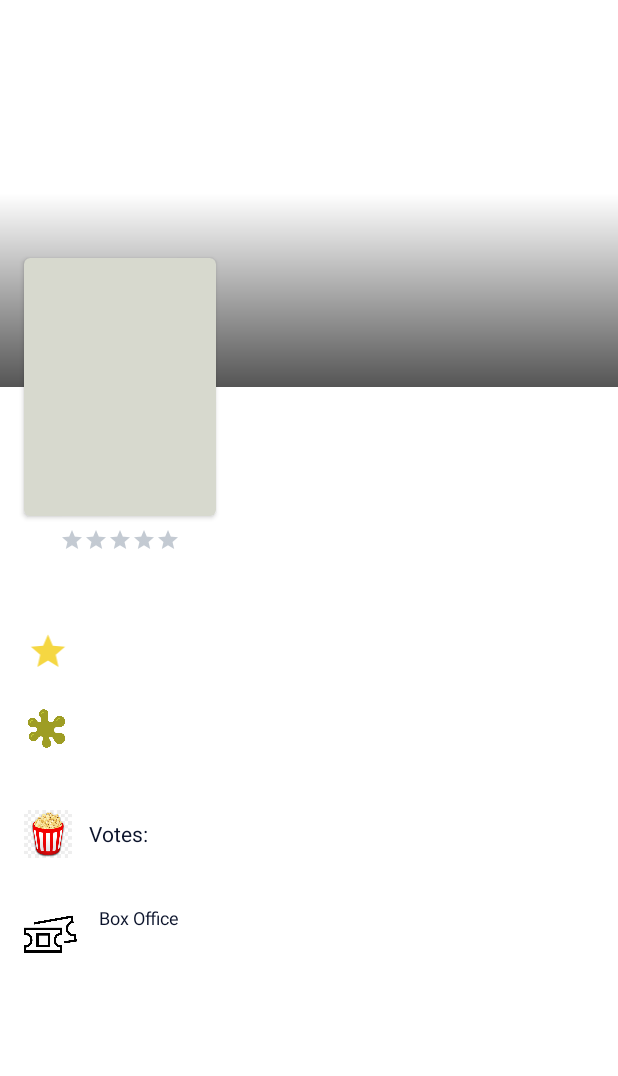
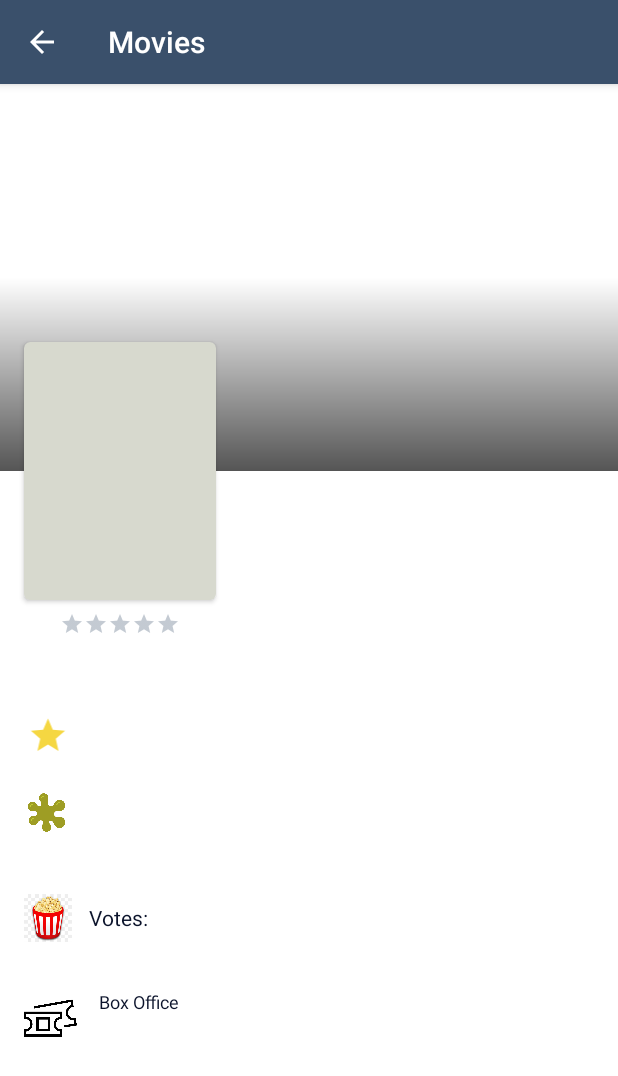
Before and after one commit to BrunaDanielle/filmesMVP-complete, an Android app: the FilmeDetalhesActivity screen opened directly, with no data from a screen before it, on a phone screen of 412 x 824 dp. Shown: the top 1076 px of the screen. Run offline under Robolectric (Android 15) with nearby library versions, the phone set to English and light mode, and no system bars; our stand-ins replace Picasso; pictures from the network do not load; 1 statement that could not run was skipped.

Commit message:
Utilizando OkHttp no lugar do Retrofit, adição da actionBar para voltar

```diff
--- a/app/build.gradle
+++ b/app/build.gradle
@@ -30,6 +30,8 @@ dependencies {
     implementation 'com.google.code.gson:gson:2.8.6'
     implementation 'com.squareup.retrofit2:converter-gson:2.3.0'
     implementation 'com.squareup.picasso:picasso:2.5.2'
+    implementation("com.squareup.okhttp3:okhttp:4.2.1")
+    implementation 'com.google.code.gson:gson:2.8.6'
 
     implementation 'androidx.legacy:legacy-support-v4:1.0.0'
     testImplementation 'junit:junit:4.12'
--- a/app/src/main/AndroidManifest.xml
+++ b/app/src/main/AndroidManifest.xml
@@ -11,7 +11,8 @@
         android:roundIcon="@drawable/icone_app"
         android:supportsRtl="true"
         android:theme="@style/AppTheme">
-        <activity android:name=".filmesmvp.filmes.FilmeDetalhesActivity"></activity>
+        <activity android:name=".filmesmvp.filmes.FilmeDetalhesActivity"
+            android:theme = "@style/AppTheme2"></activity>
         <activity android:name=".filmesmvp.filmes.MainActivity">
             <intent-filter>
                 <action android:name="android.intent.action.MAIN" />
--- a/app/src/main/java/com/example/filmesmvp/filmesmvp/data/FilmeServiceAPI.java
+++ b/app/src/main/java/com/example/filmesmvp/filmesmvp/data/FilmeServiceAPI.java
@@ -3,6 +3,8 @@ package com.example.filmesmvp.filmesmvp.data;
 
 import com.example.filmesmvp.filmesmvp.data.model.FilmeResultadoBusca;
 import com.example.filmesmvp.filmesmvp.filmeDetalhes.model.FilmeDetalhes;
+
+import java.io.IOException;
 
 public interface FilmeServiceAPI {
 
@@ -11,8 +13,6 @@ public interface FilmeServiceAPI {
         void onLoaded(T filmes);
     }
 
-    //void getFilmes(FilmeServiceCallBack<FilmeResultadoBusca> callBack);
-
     void getFilme(String filmeId, FilmeServiceCallBack<FilmeDetalhes> callback);
 
     void getFilmePesquisa(String nomeFilme, FilmeServiceCallBack<FilmeResultadoBusca> callback);
--- a/app/src/main/java/com/example/filmesmvp/filmesmvp/filmes/FilmeDetalhesActivity.java
+++ b/app/src/main/java/com/example/filmesmvp/filmesmvp/filmes/FilmeDetalhesActivity.java
@@ -1,5 +1,8 @@
 package com.example.filmesmvp.filmesmvp.filmes;
 
+import androidx.annotation.NonNull;
+import androidx.annotation.Nullable;
+import androidx.appcompat.app.ActionBar;
 import androidx.appcompat.app.AppCompatActivity;
 import androidx.core.content.ContextCompat;
 
@@ -7,10 +10,12 @@ import android.content.Intent;
 import android.graphics.PorterDuff;
 import android.graphics.drawable.LayerDrawable;
 import android.os.Bundle;
+import android.view.MenuItem;
 import android.widget.ImageView;
 
 import android.widget.RatingBar;
 import android.widget.TextView;
+import android.widget.Toolbar;
 
 import com.example.filmesmvp.R;
 import com.squareup.picasso.Picasso;
@@ -29,6 +34,7 @@ public class FilmeDetalhesActivity extends AppCompatActivity {
     private TextView boxOffice;
     private TextView votes;
     private RatingBar rating;
+    private ActionBar ab;
 
     @Override
     protected void onCreate(Bundle savedInstanceState) {
@@ -48,6 +54,11 @@ public class FilmeDetalhesActivity extends AppCompatActivity {
         releaseDate = findViewById(R.id.movie_release_date);
         overview = findViewById(R.id.movie_overview);
 
+        ab = getSupportActionBar();
+        ab.setDisplayHomeAsUpEnabled(true);
+        ab.setHomeButtonEnabled(true);
+        //ab.setTitle(findViewById(R.id.filme_titulo).toString());
+
         Intent i = getIntent();
         Bundle extras = i.getExtras();
 
@@ -56,6 +67,15 @@ public class FilmeDetalhesActivity extends AppCompatActivity {
         } else {
             finish();
         }
+    }
+
+    @Override
+    public boolean onOptionsItemSelected(@NonNull MenuItem item) {
+        switch (item.getItemId()){
+            case android.R.id.home:
+            onBackPressed();
+        }
+        return super.onOptionsItemSelected(item);
     }
 
     private void populateDetails(Bundle extras) {
@@ -72,7 +92,10 @@ public class FilmeDetalhesActivity extends AppCompatActivity {
 
         releaseDate.setText(extras.getString("DateRelease"));
         overview.setText(extras.getString("Overview"));
+
         title.setText(extras.getString("Title"));
+        ab.setTitle(extras.getString("Title"));
+
         awards.setText(extras.getString("Awards"));
         source.setText(extras.getString("Source"));
         value.setText(extras.getString("Value"));
--- a/app/src/main/res/values/styles.xml
+++ b/app/src/main/res/values/styles.xml
@@ -14,6 +14,14 @@
         <item name="windowNoTitle">true</item>
     </style>
 
+    <style name="AppTheme2" parent="Theme.AppCompat.Light.DarkActionBar">
+        <!-- Customize your theme here. -->
+        <item name="colorPrimary">@color/colorAccent</item>
+        <item name="colorPrimaryDark">@color/colorPrimaryDark</item>
+        <item name="android:windowBackground">@color/colorWhite</item>
+        <item name="android:textColor">@color/colorWhite</item>
+    </style>
+
     <style name="RatingBar" parent="Theme.AppCompat">
         <item name="colorControlNormal">@color/colorAccent</item>
         <item name="colorControlActivated">@color/colorPrimary</item>
```
Also changed, not shown: app/src/main/java/com/example/filmesmvp/filmesmvp/data/FilmeServiceImpl.java (+83 -24 lines), app/src/main/java/com/example/filmesmvp/filmesmvp/filmes/FilmeFragment.java (+13 -3 lines), app/src/main/java/com/example/filmesmvp/filmesmvp/filmes/FilmesPresenter.java (+7 -3 lines).
